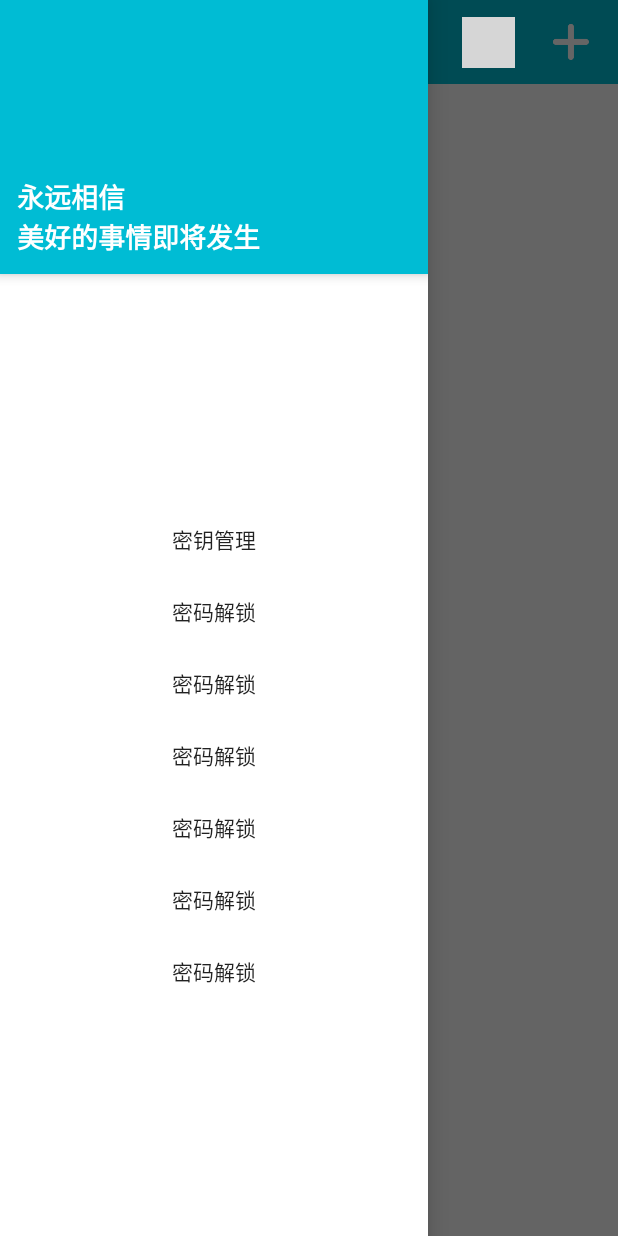
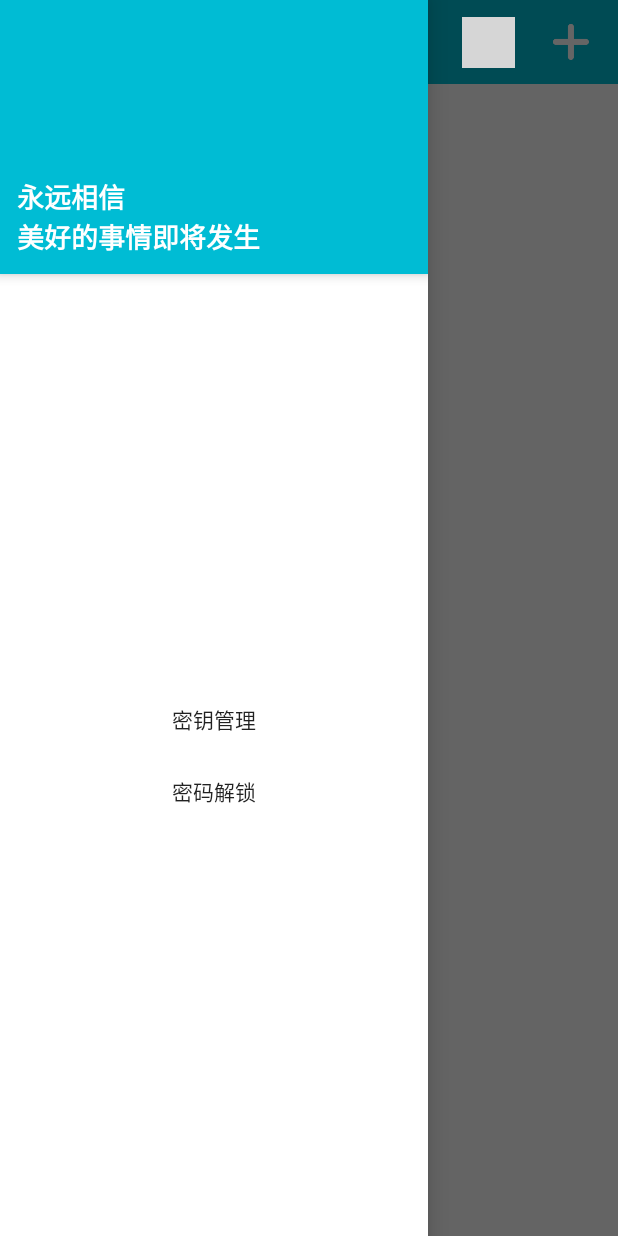
Before and after one commit to xzlyf/keyBag, an Android app: the screen it shows after launch (MainActivity), with the side drawer open, on a phone screen of 412 x 824 dp. Run offline under Robolectric (Android 15) with nearby library versions, the phone set to English and light mode, and no system bars; our stand-ins replace ButterKnife; libraries missing offline, so code that uses them is left out: com.orhanobut.logger; 2 statements that could not run were skipped; grey boxes are pictures that could not be loaded.

```diff
--- a/app/src/main/AndroidManifest.xml
+++ b/app/src/main/AndroidManifest.xml
@@ -4,6 +4,7 @@
 
     <uses-permission android:name="android.permission.WRITE_EXTERNAL_STORAGE" />
     <uses-permission android:name="android.permission.READ_EXTERNAL_STORAGE" />
+    <uses-permission android:name="android.permission.USE_FINGERPRINT"/>
 
     <application
         android:name="com.xz.base.BaseApplication"
@@ -15,6 +16,10 @@
         android:theme="@style/AppTheme">
         <activity
             android:name=".activity.KeyActivity"
+            android:screenOrientation="portrait"
+            android:theme="@style/CommonTheme" />
+        <activity
+            android:name=".activity.SecretActivity"
             android:screenOrientation="portrait"
             android:theme="@style/CommonTheme" />
         <activity
--- a/app/src/main/java/com/xz/keybag/activity/MainActivity.java
+++ b/app/src/main/java/com/xz/keybag/activity/MainActivity.java
@@ -3,14 +3,11 @@ package com.xz.keybag.activity;
 import android.content.ContentValues;
 import android.content.Intent;
 import android.database.Cursor;
-import android.os.Bundle;
 import android.os.Handler;
 import android.os.Message;
 import android.text.Editable;
 import android.text.TextWatcher;
-import android.util.Log;
 import android.view.Gravity;
-import android.view.MotionEvent;
 import android.view.View;
 import android.widget.Button;
 import android.widget.ImageView;
@@ -33,16 +30,13 @@ import com.xz.keybag.sql.EOD;
 import com.xz.keybag.sql.SqlManager;
 import com.xz.utils.RandomString;
 import com.xz.utils.SpacesItemDecorationVertical;
-import com.xz.widget.XType;
 import com.xz.widget.textview.SearchEditView;
 
 import java.util.ArrayList;
-import java.util.Arrays;
 import java.util.Collections;
 import java.util.List;
 
 import butterknife.BindView;
-import butterknife.ButterKnife;
 
 public class MainActivity extends BaseActivity implements View.OnClickListener {
 
@@ -57,6 +51,8 @@ public class MainActivity extends BaseActivity implements View.OnClickListener {
     DrawerLayout drawerLayout;
     @BindView(R.id.btn_1)
     Button btn_1;
+    @BindView(R.id.btn_2)
+    Button btn_2;
     @BindView(R.id.tv_title)
     TextView tvTitle;
     @BindView(R.id.et_search)
@@ -183,6 +179,9 @@ public class MainActivity extends BaseActivity implements View.OnClickListener {
                 break;
             case R.id.btn_1:
                 //密钥管理
+                startActivity(new Intent(MainActivity.this, SecretActivity.class));
+                break;
+            case R.id.btn_2:
                 startActivity(new Intent(MainActivity.this, KeyActivity.class));
                 break;
 
--- a/app/src/main/res/layout/nav_home.xml
+++ b/app/src/main/res/layout/nav_home.xml
@@ -4,7 +4,10 @@
     android:layout_width="@dimen/dp_250"
     android:layout_height="match_parent"
     android:layout_gravity="start"
-    android:background="@color/colorText">
+    android:background="@color/colorText"
+    android:focusable="true"
+    android:clickable="true">
+    <!--空白区域点击事件穿透加上clickable="true"即可防止-->
 
     <!--头部-->
     <androidx.constraintlayout.widget.ConstraintLayout
@@ -48,42 +51,14 @@
             android:text="密钥管理" />
 
         <Button
-            style="@style/menu_btn"
-            android:layout_width="match_parent"
-            android:layout_height="wrap_content"
-            android:text="密码解锁" />
-
-        <Button
-            style="@style/menu_btn"
-            android:layout_width="match_parent"
-            android:layout_height="wrap_content"
-            android:text="密码解锁" />
-
-        <Button
-            style="@style/menu_btn"
-            android:layout_width="match_parent"
-            android:layout_height="wrap_content"
-            android:text="密码解锁" />
-
-        <Button
-            style="@style/menu_btn"
-            android:layout_width="match_parent"
-            android:layout_height="wrap_content"
-            android:text="密码解锁" />
-
-        <Button
-            style="@style/menu_btn"
-            android:layout_width="match_parent"
-            android:layout_height="wrap_content"
-            android:text="密码解锁" />
-
-        <Button
+            android:id="@+id/btn_2"
             style="@style/menu_btn"
             android:layout_width="match_parent"
             android:layout_height="wrap_content"
             android:text="密码解锁" />
 
 
+
     </LinearLayout>
 
 </androidx.constraintlayout.widget.ConstraintLayout>
```
Also changed, not shown: app/src/main/java/com/xz/keybag/activity/KeyActivity.java (+18 -47 lines), app/src/main/java/com/xz/keybag/activity/SecretActivity.java (added, +76 -0 lines), app/src/main/res/layout/activity_key.xml (+0 -37 lines), app/src/main/res/layout/activity_secret.xml (added, +46 -0 lines).
